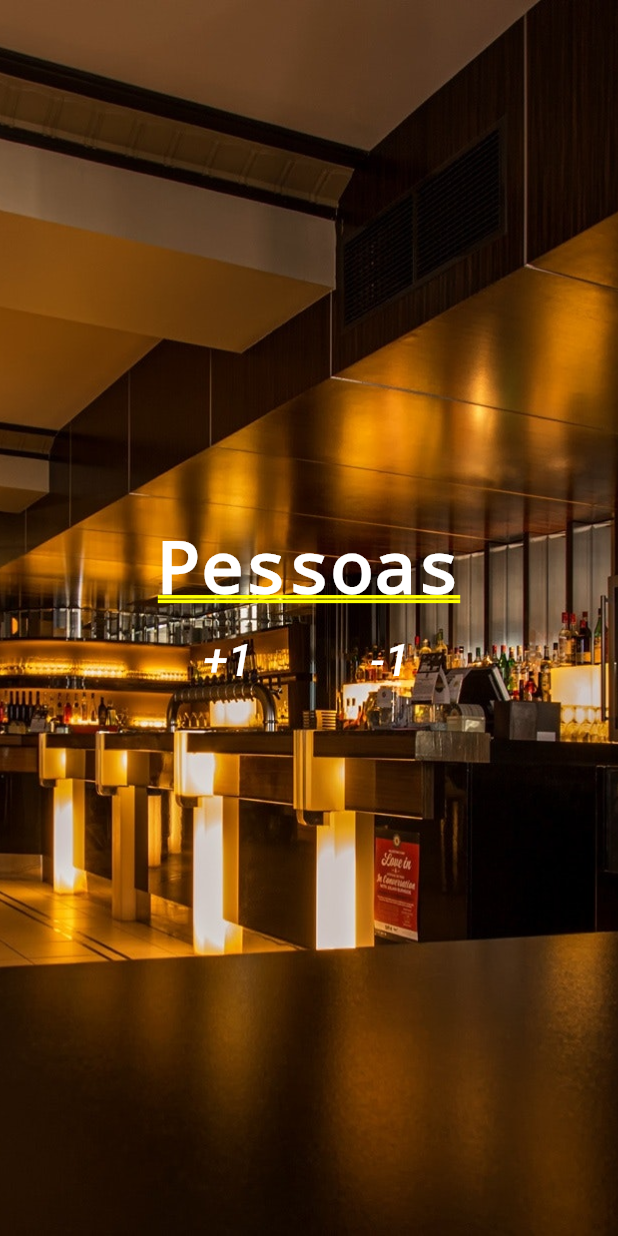
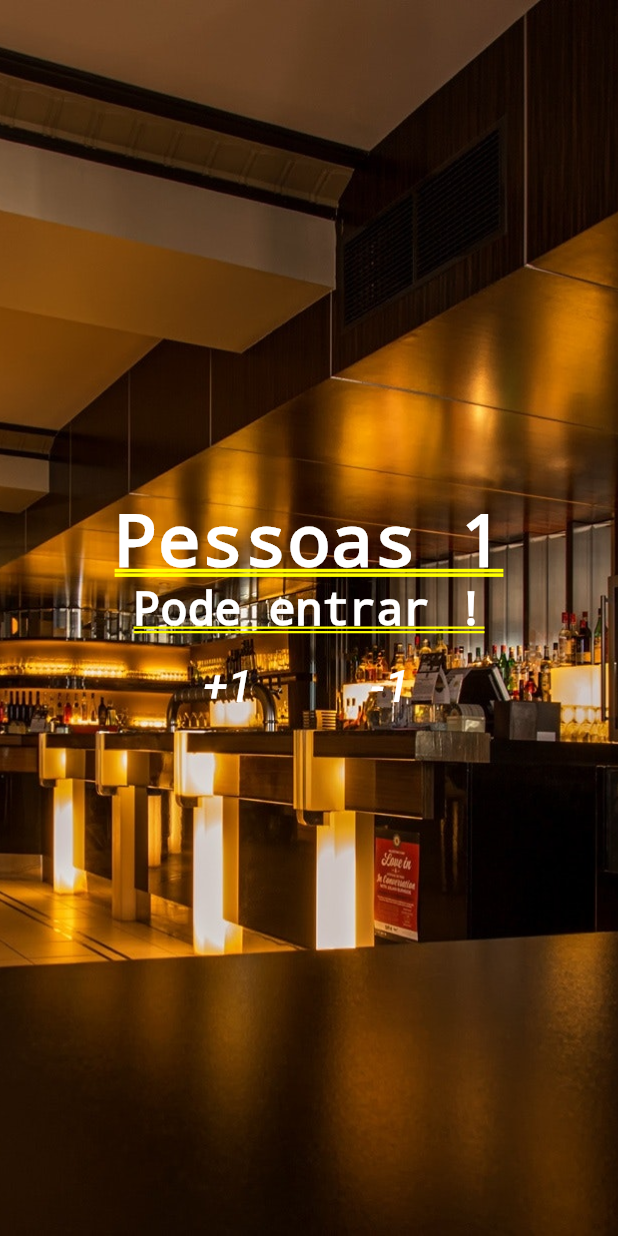
Before and after one commit to lucsbasto/contador-de-pessoas, a Flutter app: the screen it shows after launch, after a tap on "+1", on a phone screen of 412 x 824 dp. Run offline on Flutter 3.47's test engine with Material 2 defaults, Android fonts, the phone set to English and light mode, and no system bars.

```diff
--- a/contador_de_pessoas/lib/main.dart
+++ b/contador_de_pessoas/lib/main.dart
@@ -1,11 +1,35 @@
-import 'package:flutter/gestures.dart';
 import 'package:flutter/material.dart';
 
 void main() {
   runApp(
-    MaterialApp(
-      title: "Contador de Pessoas",
-      home: Stack(
+    MaterialApp(title: "Contador de Pessoas", home: Home()),
+  );
+}
+
+class Home extends StatefulWidget {
+  @override
+  _HomeState createState() => _HomeState();
+}
+
+class _HomeState extends State<Home> {
+  int _people = 0;
+  String _info = "Pode entrar !";
+
+  void _changePeople(int delta) {
+    setState(() {
+      _people += delta;
+      if (_people < 0) {
+        _info = "PERA PERA PERA PERA PERA";
+      } else if (_people > 30) {
+        _info = "CALMA AE MEU PATRÃO !";
+      } else {
+        _info = "Pode entrar !";
+      }
+    });
+  }
+
+  Widget build(BuildContext context) {
+    return Stack(
       children: <Widget>[
         Image.asset(
           "images/restaurant.jpg",
@@ -16,9 +40,16 @@ void main() {
           mainAxisAlignment: MainAxisAlignment.center,
           children: <Widget>[
             Text(
-                'Pessoas',
+              'Pessoas $_people',
               style:
                   TextStyle(fontWeight: FontWeight.bold, color: Colors.white),
+            ),
+            Text(
+              '$_info',
+              style: TextStyle(
+                  fontWeight: FontWeight.bold,
+                  color: Colors.white,
+                  fontSize: 30.0),
             ),
             Row(
               mainAxisAlignment: MainAxisAlignment.center,
@@ -33,7 +64,9 @@ void main() {
                           fontSize: 30.0,
                           color: Colors.white),
                     ),
-                      onPressed: () {},
+                    onPressed: () {
+                      _changePeople(1);
+                    },
                   ),
                 ),
                 Padding(
@@ -46,7 +79,9 @@ void main() {
                           fontStyle: FontStyle.italic,
                           color: Colors.white),
                     ),
-                      onPressed: () {},
+                    onPressed: () {
+                      _changePeople(-1);
+                    },
                   ),
                 ),
               ],
@@ -54,7 +89,6 @@ void main() {
           ],
         ),
       ],
-      ),
-    ),
     );
   }
+}
```
Lines whose indentation alone changed are shown as unchanged.
